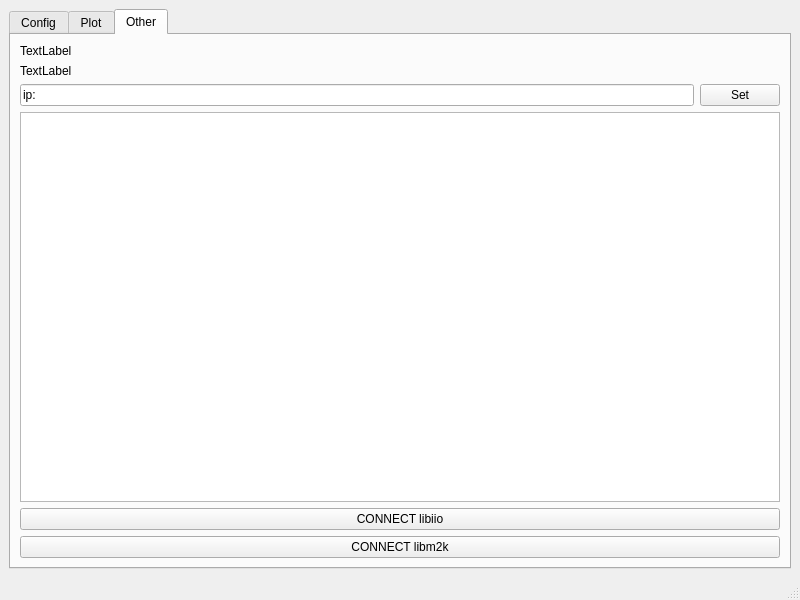
Above: qtTest/mainwindow.ui from ioanachelaru/scopy-android-deps before the change. Below: the same form after it.
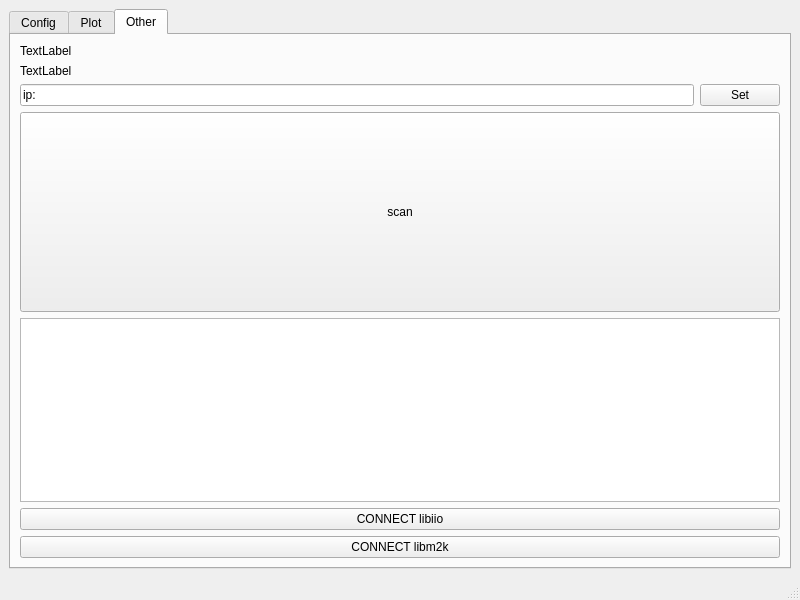
That is the form after the change. The open tabs and pages were chosen to show the change. Icons and pictures are not drawn.

What changed in the file:
```diff
--- a/qtTest/mainwindow.ui
+++ b/qtTest/mainwindow.ui
@@ -1042,6 +1042,25 @@
           </item>
          </layout>
         </item>
+        <item>
+         <widget class="QPushButton" name="pushButton_2">
+          <property name="sizePolicy">
+           <sizepolicy hsizetype="Minimum" vsizetype="Minimum">
+            <horstretch>0</horstretch>
+            <verstretch>0</verstretch>
+           </sizepolicy>
+          </property>
+          <property name="minimumSize">
+           <size>
+            <width>0</width>
+            <height>200</height>
+           </size>
+          </property>
+          <property name="text">
+           <string>scan</string>
+          </property>
+         </widget>
+        </item>
         <item>
          <widget class="QTextEdit" name="textEdit"/>
         </item>
```
Left out of the diff: 7 changed lines with no effect on the pictures.
